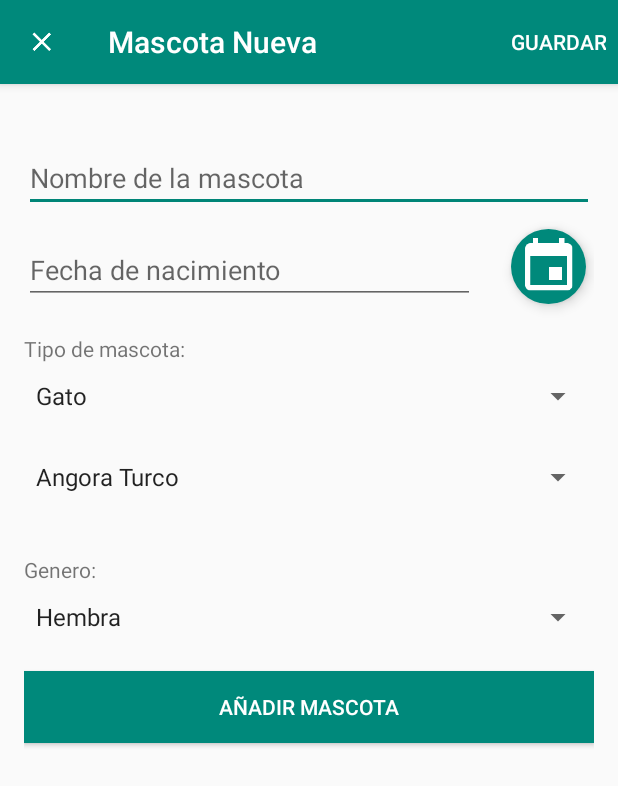
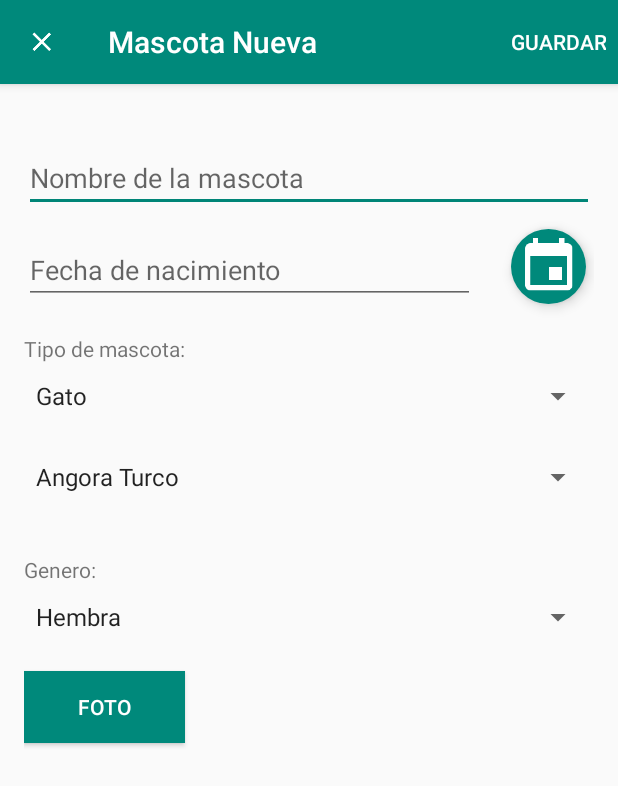
Before and after one commit to juanjo7g/Petted, an Android app: the MascotaNuevaActivity screen opened directly, with no data from a screen before it, on a phone screen of 412 x 824 dp. Shown: the top 786 px of the screen. Run offline under Robolectric (Android 15) with nearby library versions, the phone set to English and light mode, and no system bars.

Commit message:
Eliminación de mascotas de la bd local sqlite, funcional.

```diff
--- a/app/src/main/java/co/edu/udea/pi/sjm/petted/SQLite/PettedDataBaseHelper.java
+++ b/app/src/main/java/co/edu/udea/pi/sjm/petted/SQLite/PettedDataBaseHelper.java
@@ -207,5 +207,9 @@ public class PettedDataBaseHelper extends SQLiteOpenHelper {
         return c;
     }
 
+    public void eliminarMascota(int id) {
+        SQLiteDatabase db = getWritableDatabase();
+        db.delete(TABLA_MASCOTAS, KEY_MASCOTAS_ID + "=" + id, null);
+    }
 
 }
--- a/app/src/main/java/co/edu/udea/pi/sjm/petted/dao/impl/MascotaDAOImpl.java
+++ b/app/src/main/java/co/edu/udea/pi/sjm/petted/dao/impl/MascotaDAOImpl.java
@@ -58,7 +58,10 @@ public class MascotaDAOImpl implements MascotaDAO {
 
     @Override
     public void eliminarMascota(Mascota mascota, Context context) {
-
+        PettedDataBaseHelper helper;
+        int id = mascota.getId();
+        helper = PettedDataBaseHelper.getInstance(context);
+        helper.eliminarMascota(id);
     }
 
     @Override
--- a/app/src/main/res/layout/activity_mascota_nueva.xml
+++ b/app/src/main/res/layout/activity_mascota_nueva.xml
@@ -20,31 +20,31 @@
         android:inputType="textCapWords" />
 
     <EditText
-        android:layout_marginTop="16dp"
         android:id="@+id/etFechaNacimiento"
         android:layout_width="wrap_content"
         android:layout_height="wrap_content"
         android:layout_alignParentLeft="true"
         android:layout_alignParentStart="true"
         android:layout_below="@id/etNombreMascota"
-        android:hint="Fecha de nacimiento"
+        android:layout_marginTop="16dp"
+        android:layout_toLeftOf="@+id/ibFechaNacimiento"
+        android:layout_toStartOf="@+id/ibFechaNacimiento"
         android:editable="false"
         android:focusable="false"
-        android:layout_toLeftOf="@+id/ibFechaNacimiento"
-        android:layout_toStartOf="@+id/ibFechaNacimiento" />
+        android:hint="Fecha de nacimiento" />
 
     <ImageButton
         android:id="@+id/ibFechaNacimiento"
         android:layout_width="50dp"
         android:layout_height="50dp"
+        android:layout_alignBottom="@+id/etFechaNacimiento"
+        android:layout_alignEnd="@+id/etNombreMascota"
+        android:layout_alignRight="@+id/etNombreMascota"
+        android:layout_marginLeft="24dp"
+        android:layout_marginRight="5dp"
         android:background="@drawable/oval"
         android:elevation="5dp"
-        android:layout_marginLeft="24dp"
-        android:layout_marginRight="5dp"
-        android:src="@mipmap/ic_calendar_white"
-        android:layout_alignBottom="@+id/etFechaNacimiento"
-        android:layout_alignRight="@+id/etNombreMascota"
-        android:layout_alignEnd="@+id/etNombreMascota" />
+        android:src="@mipmap/ic_calendar_white" />
 
     <TextView
         android:id="@+id/tvTipoMascota"
@@ -94,18 +94,28 @@
         android:layout_marginTop="10dp" />
 
     <Button
-        android:id="@+id/btnAgregarMascota"
+        android:id="@+id/btnFoto"
         android:layout_width="fill_parent"
         android:layout_height="wrap_content"
-        android:layout_alignParentEnd="true"
-        android:layout_alignParentRight="true"
+        android:layout_alignEnd="@+id/tvTipoMascota"
+        android:layout_alignRight="@+id/tvTipoMascota"
         android:layout_below="@+id/spinnerGenero"
         android:layout_marginTop="24dp"
         android:background="@color/ColorPrimary"
-        android:onClick="onClickAñadirMascota"
         android:padding="12dp"
-        android:text="@string/btn_agregar_mascota"
+        android:text="Foto"
         android:textColor="@color/blanco" />
+
+    <ImageView
+        android:id="@+id/ivFotoPrevia"
+        android:layout_width="wrap_content"
+        android:layout_height="wrap_content"
+        android:layout_alignBottom="@+id/btnFoto"
+        android:layout_alignEnd="@+id/etFechaNacimiento"
+        android:layout_alignRight="@+id/etFechaNacimiento"
+        android:layout_alignTop="@+id/btnFoto"
+        android:layout_toEndOf="@+id/btnFoto"
+        android:layout_toRightOf="@+id/btnFoto" />
     />
 
 </RelativeLayout>
```
Also changed, not shown: app/src/main/java/co/edu/udea/pi/sjm/petted/vista/mascota/MascotaActivity.java (+20 -3 lines).
